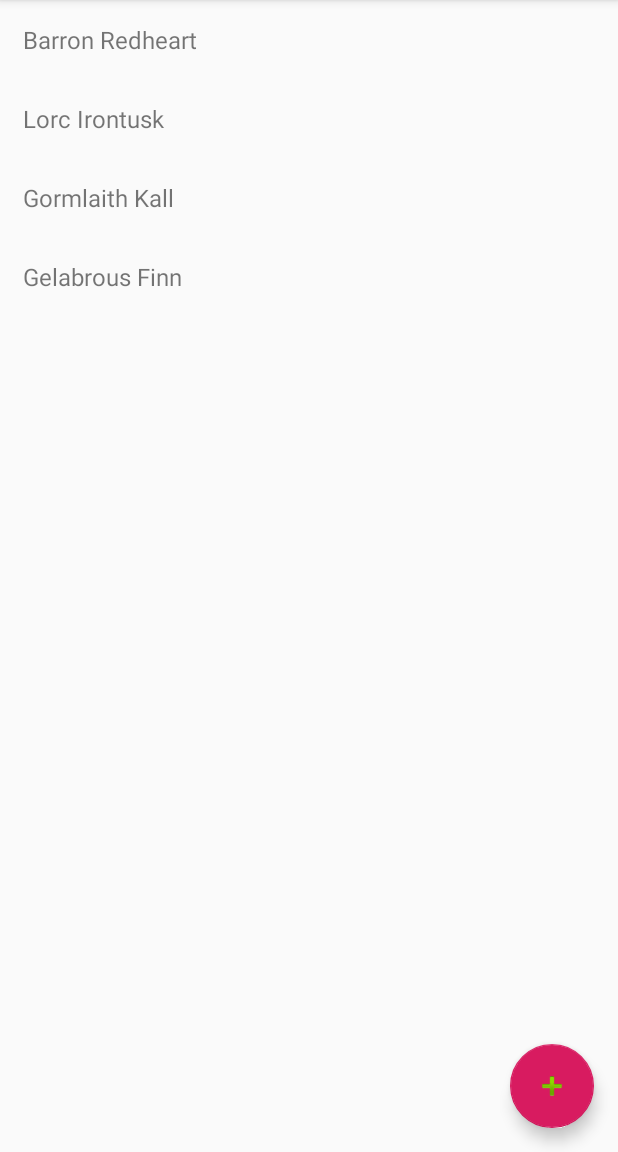
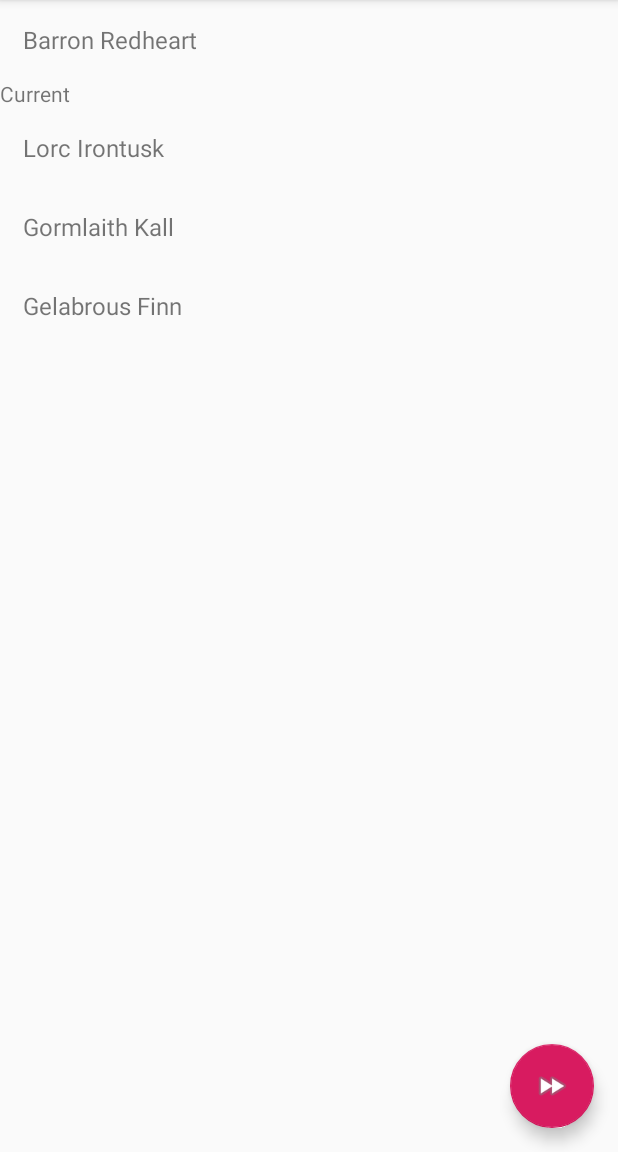
Before and after one commit to tuxagon/android-initiative-tracker, an Android app: the screen it shows after launch (MainActivity), on a phone screen of 412 x 824 dp, the part 84-1236 px from its top. Run offline under Robolectric (Android 15) with nearby library versions, the phone set to English and light mode, and no system bars; our stand-ins replace Room's generated code, RxJava, Timber.

Commit message:
lot of changes; very little substance

```diff
--- a/app/src/main/java/com/wobblycobbler/initiativetracker/CharacterRecyclerAdapter.kt
+++ b/app/src/main/java/com/wobblycobbler/initiativetracker/CharacterRecyclerAdapter.kt
@@ -2,12 +2,14 @@ package com.wobblycobbler.initiativetracker
 
 import android.util.Log
 import android.view.View
+import android.view.View.GONE
+import android.view.View.VISIBLE
 import android.view.ViewGroup
 import androidx.recyclerview.widget.RecyclerView
 import com.wobblycobbler.initiativetracker.db.entities.Character
 import kotlinx.android.synthetic.main.character_list_item.view.*
 
-class CharacterRecyclerAdapter(private val characters: ArrayList<Character>) :
+class CharacterRecyclerAdapter(private val characters: ArrayList<Character>, private val current: Int) :
     RecyclerView.Adapter<CharacterRecyclerAdapter.CharacterHolder>() {
 
     override fun onCreateViewHolder(parent: ViewGroup, viewType: Int): CharacterRecyclerAdapter.CharacterHolder {
@@ -17,7 +19,8 @@ class CharacterRecyclerAdapter(private val characters: ArrayList<Character>) :
 
     override fun onBindViewHolder(holder: CharacterRecyclerAdapter.CharacterHolder, position: Int) {
         val itemCharacter = characters[position]
-        holder.bindCharacter(itemCharacter)
+        Log.d("CHARACTERS", characters.map { it.name }.joinToString { it })
+        holder.bindCharacter(itemCharacter, current == position)
     }
 
     override fun getItemCount() = characters.size
@@ -34,9 +37,10 @@ class CharacterRecyclerAdapter(private val characters: ArrayList<Character>) :
             Log.d("CharacterRecyclerView", "CLICK!")
         }
 
-        fun bindCharacter(character: Character) {
+        fun bindCharacter(character: Character, isCurrent: Boolean) {
             this.character = character
             view.characterName.text = character.name
+            view.currentCharacterTextIndicator.visibility = if (isCurrent) VISIBLE else GONE
         }
     }
 }
--- a/app/src/main/java/com/wobblycobbler/initiativetracker/MainActivity.kt
+++ b/app/src/main/java/com/wobblycobbler/initiativetracker/MainActivity.kt
@@ -1,6 +1,7 @@
 package com.wobblycobbler.initiativetracker
 
 import android.os.Bundle
+import android.util.Log
 import com.google.android.material.snackbar.Snackbar
 import androidx.appcompat.app.AppCompatActivity
 import android.view.Menu
@@ -9,14 +10,25 @@ import androidx.recyclerview.widget.LinearLayoutManager
 import androidx.recyclerview.widget.RecyclerView
 import com.wobblycobbler.initiativetracker.db.AppDatabase
 import com.wobblycobbler.initiativetracker.db.entities.Character
+import io.reactivex.Observable
+import io.reactivex.android.schedulers.AndroidSchedulers
+import io.reactivex.rxkotlin.subscribeBy
 import kotlinx.android.synthetic.main.activity_main.*
 import kotlinx.android.synthetic.main.content_main.*
+import io.reactivex.schedulers.Schedulers
+import io.reactivex.disposables.Disposable
+import timber.log.Timber
+
 
 class MainActivity : AppCompatActivity() {
 
     private lateinit var recyclerAdapter: CharacterRecyclerAdapter
     private lateinit var viewManager: RecyclerView.LayoutManager
     private lateinit var linearLayoutManager: LinearLayoutManager
+    private lateinit var charactersSubscription: Disposable
+    private var currentPosition: Int = 0
+    private var currentRound: Int = 0
+    private lateinit var characters: ArrayList<Character>
 
     override fun onCreate(savedInstanceState: Bundle?) {
         super.onCreate(savedInstanceState)
@@ -24,16 +36,17 @@ class MainActivity : AppCompatActivity() {
         setSupportActionBar(toolbar)
 
         fab.setOnClickListener { view ->
+            currentPosition = getNextPosition()
+            Log.d("CURRENT_POSITION", String.format("%s:%s", currentRound.toString(), currentPosition.toString()))
+            recyclerAdapter.notifyDataSetChanged()
             Snackbar.make(view, "Replace with your own action", Snackbar.LENGTH_LONG)
-                    .setAction("Action", null).show()
+                .setAction("Action", null).show()
         }
-
-        val db = AppDatabase.getDatabase(application).prepopulate()
 
         linearLayoutManager = LinearLayoutManager(this)
         characterRecyclerView.layoutManager = linearLayoutManager
-        recyclerAdapter = CharacterRecyclerAdapter(ArrayList(db.characterDao().getAll()))
-        characterRecyclerView.adapter = recyclerAdapter
+
+        loadCharacters()
     }
 
     override fun onCreateOptionsMenu(menu: Menu): Boolean {
@@ -46,9 +59,43 @@ class MainActivity : AppCompatActivity() {
         // Handle action bar item clicks here. The action bar will
         // automatically handle clicks on the Home/Up button, so long
         // as you specify a parent activity in AndroidManifest.xml.
-        return when(item.itemId) {
+        return when (item.itemId) {
             R.id.action_settings -> true
             else -> super.onOptionsItemSelected(item)
         }
     }
+
+    override fun onDestroy() {
+        super.onDestroy()
+        if (charactersSubscription != null && !charactersSubscription.isDisposed) {
+            charactersSubscription.dispose();
+        }
+    }
+
+    private fun loadCharacters() {
+        val charactersObservable = Observable.fromCallable {
+            AppDatabase.getDatabase(this@MainActivity).characterDao().getAll()
+        }
+        charactersSubscription = charactersObservable
+            .subscribeOn(Schedulers.io())
+            .observeOn(AndroidSchedulers.mainThread())
+            .subscribeBy(
+                onNext = {
+                    characters = ArrayList(it)
+                    recyclerAdapter = CharacterRecyclerAdapter(characters, currentPosition)
+                    characterRecyclerView.adapter = recyclerAdapter
+                },
+                onError = { },
+                onComplete = { }
+            )
+    }
+
+    private fun getNextPosition(): Int {
+        if (this.currentPosition + 1 == this.characters.size) {
+            this.currentRound += 1
+        }
+
+        recyclerAdapter.notifyItemChanged(currentPosition)
+        return (this.currentPosition + 1) % this.characters.size
+    }
 }
--- a/app/src/main/java/com/wobblycobbler/initiativetracker/db/AppDatabase.kt
+++ b/app/src/main/java/com/wobblycobbler/initiativetracker/db/AppDatabase.kt
@@ -29,7 +29,7 @@ abstract class AppDatabase : RoomDatabase() {
                 instance = Room.inMemoryDatabaseBuilder(
                     context.applicationContext,
                     AppDatabase::class.java
-                ).allowMainThreadQueries().build()
+                ).build().prepopulate()
             }
             return instance!!
         }
--- a/app/src/main/res/layout/activity_main.xml
+++ b/app/src/main/res/layout/activity_main.xml
@@ -29,6 +29,6 @@
         android:layout_height="wrap_content"
         android:layout_gravity="bottom|end"
         android:layout_margin="@dimen/fab_margin"
-        app:srcCompat="@android:drawable/ic_input_add" />
+        app:srcCompat="@android:drawable/ic_media_ff" />
 
 </androidx.coordinatorlayout.widget.CoordinatorLayout>
--- a/app/src/main/res/layout/character_list_item.xml
+++ b/app/src/main/res/layout/character_list_item.xml
@@ -1,7 +1,18 @@
 <?xml version="1.0" encoding="utf-8"?>
+<LinearLayout xmlns:android="http://schemas.android.com/apk/res/android"
+              android:layout_height="wrap_content"
+              android:layout_width="match_parent"
+              android:orientation="vertical">
+
     <TextView xmlns:android="http://schemas.android.com/apk/res/android"
               android:id="@+id/characterName"
               android:layout_width="match_parent"
               android:layout_height="wrap_content"
               android:textSize="16sp"
               android:padding="15sp" />
+
+    <TextView android:layout_width="wrap_content"
+              android:layout_height="wrap_content"
+              android:id="@+id/currentCharacterTextIndicator"
+              android:text="Current" />
+</LinearLayout>
--- a/app/src/main/res/layout/content_main.xml
+++ b/app/src/main/res/layout/content_main.xml
@@ -13,6 +13,8 @@
             android:id="@+id/characterRecyclerView"
             android:layout_width="match_parent"
             android:layout_height="match_parent"
-            android:scrollbars="vertical" />
+            android:scrollbars="vertical"
+
+            />
 
 </androidx.constraintlayout.widget.ConstraintLayout>
--- a/app/src/main/res/values/strings.xml
+++ b/app/src/main/res/values/strings.xml
@@ -1,4 +1,5 @@
 <resources>
     <string name="app_name">InitiativeTracker</string>
     <string name="action_settings">Settings</string>
+    <string name="edit_text_character_name">Character Name</string>
 </resources>
```
Also changed, not shown: app/build.gradle (+8 -3 lines), app/src/main/AndroidManifest.xml (+10 -7 lines), app/src/main/java/com/wobblycobbler/initiativetracker/MainPresenter.kt (added, +65 -0 lines), app/src/main/java/com/wobblycobbler/initiativetracker/Program.kt (added, +104 -0 lines), app/src/main/java/com/wobblycobbler/initiativetracker/starfinder/AddCharacterActivity.kt (added, +23 -0 lines), app/src/main/res/layout/activity_add_character.xml (added, +30 -0 lines). Lines whose indentation alone changed are shown as unchanged.
